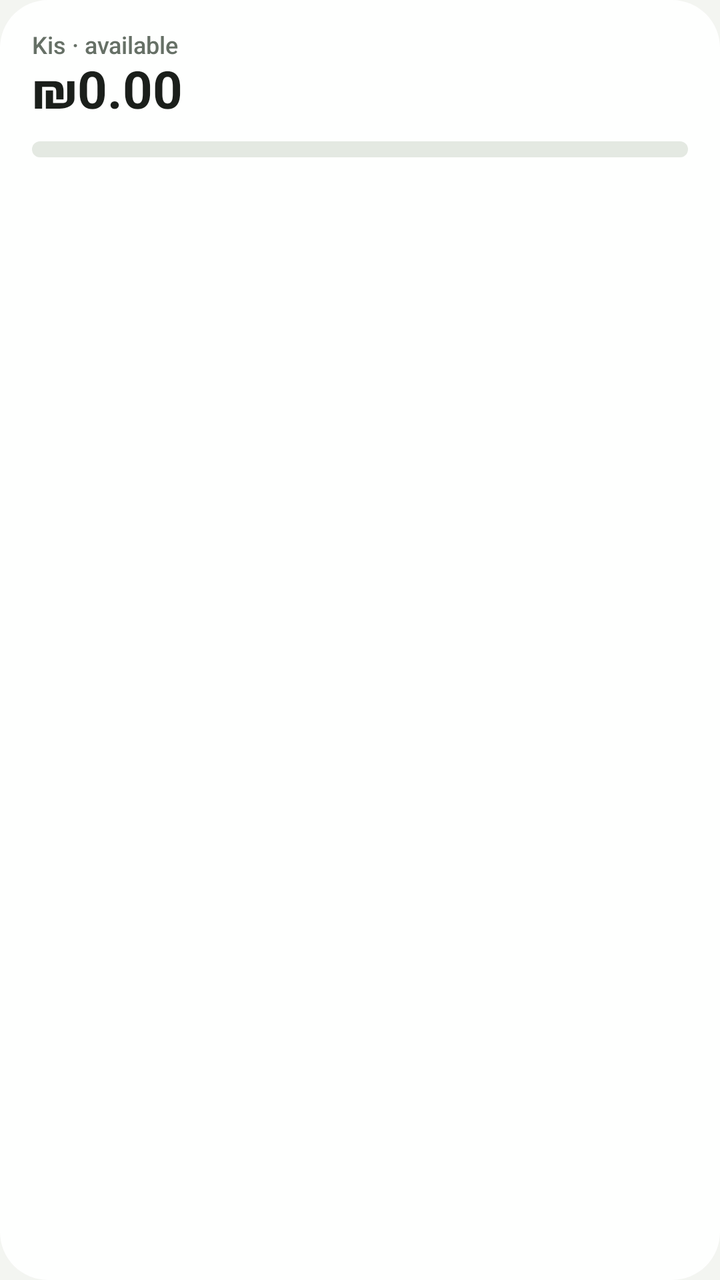
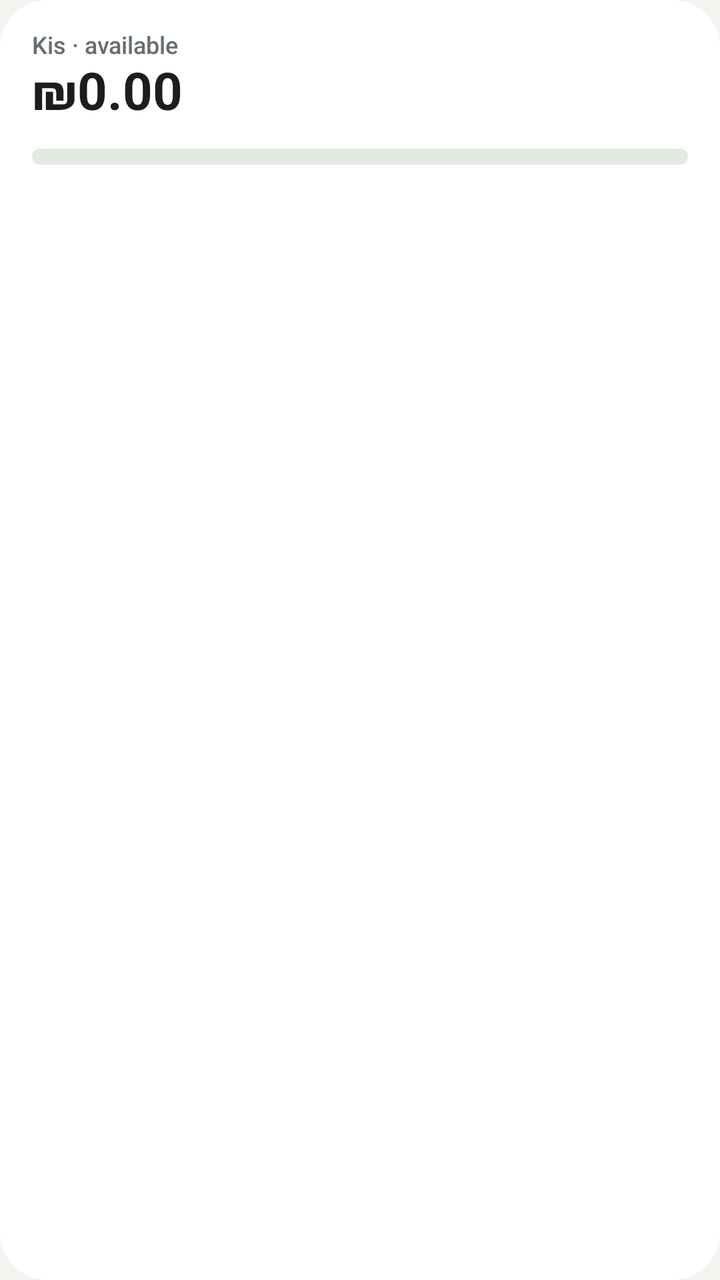

The first picture is an Android layout as it rendered before a commit; the second is the same layout after the commit. The layout source and the unified diff follow.
<!-- AndroidManifest.xml: application theme AppTheme -->
<!-- res/layout/widget_budget.xml -->
<?xml version="1.0" encoding="utf-8"?>
<LinearLayout xmlns:android="http://schemas.android.com/apk/res/android"
    android:id="@+id/widget_root"
    android:layout_width="match_parent"
    android:layout_height="match_parent"
    android:background="@drawable/widget_bg"
    android:orientation="vertical"
    android:paddingLeft="16dp"
    android:paddingTop="14dp"
    android:paddingRight="16dp"
    android:paddingBottom="12dp">

    <LinearLayout
        android:layout_width="match_parent"
        android:layout_height="wrap_content"
        android:gravity="bottom"
        android:orientation="horizontal">

        <LinearLayout
            android:layout_width="0dp"
            android:layout_height="wrap_content"
            android:layout_weight="1"
            android:orientation="vertical">

            <TextView
                android:layout_width="wrap_content"
                android:layout_height="wrap_content"
                android:fontFamily="sans-serif-medium"
                android:text="Kis · available"
                android:textColor="@color/text2"
                android:textSize="12sp" />

            <TextView
                android:id="@+id/widget_balance"
                android:layout_width="wrap_content"
                android:layout_height="wrap_content"
                android:fontFamily="sans-serif"
                android:includeFontPadding="false"
                android:maxLines="1"
                android:text="₪0.00"
                android:textColor="@color/text"
                android:textSize="26sp"
                android:textStyle="bold" />
        </LinearLayout>

        <TextView
            android:id="@+id/widget_next"
            android:layout_width="wrap_content"
            android:layout_height="wrap_content"
            android:layout_marginBottom="3dp"
            android:maxLines="1"
            android:textColor="@color/text2"
            android:textSize="12sp" />
    </LinearLayout>

    <FrameLayout
        android:layout_width="match_parent"
        android:layout_height="8dp"
        android:layout_marginTop="10dp">

        <ProgressBar
            android:id="@+id/widget_bar_ok"
            style="?android:attr/progressBarStyleHorizontal"
            android:layout_width="match_parent"
            android:layout_height="8dp"
            android:max="1000"
            android:maxHeight="8dp"
            android:minHeight="8dp"
            android:progressDrawable="@drawable/bar_ok" />

        <ProgressBar
            android:id="@+id/widget_bar_warn"
            style="?android:attr/progressBarStyleHorizontal"
            android:layout_width="match_parent"
            android:layout_height="8dp"
            android:max="1000"
            android:maxHeight="8dp"
            android:minHeight="8dp"
            android:progressDrawable="@drawable/bar_warn"
            android:visibility="gone" />

        <ProgressBar
            android:id="@+id/widget_bar_over"
            style="?android:attr/progressBarStyleHorizontal"
            android:layout_width="match_parent"
            android:layout_height="8dp"
            android:max="1000"
            android:maxHeight="8dp"
            android:minHeight="8dp"
            android:progressDrawable="@drawable/bar_over"
            android:visibility="gone" />
    </FrameLayout>

    <TextView
        android:id="@+id/widget_used"
        android:layout_width="match_parent"
        android:layout_height="wrap_content"
        android:layout_marginTop="5dp"
        android:maxLines="1"
        android:textColor="@color/text2"
        android:textSize="12sp" />

    <LinearLayout
        android:id="@+id/widget_list"
        android:layout_width="match_parent"
        android:layout_height="wrap_content"
        android:layout_marginTop="8dp"
        android:orientation="vertical" />

    <TextView
        android:id="@+id/widget_empty"
        android:layout_width="match_parent"
        android:layout_height="wrap_content"
        android:layout_marginTop="10dp"
        android:text="No expenses yet"
        android:textColor="@color/text2"
        android:textSize="12sp"
        android:visibility="gone" />
</LinearLayout>
<!-- resources referenced by this layout -->
<resources>
  <color name="text">#1B1F1B</color>
  <color name="text2">#667066</color>
  <!-- drawable bar_ok (drawable) -->
  <?xml version="1.0" encoding="utf-8"?>
  <layer-list xmlns:android="http://schemas.android.com/apk/res/android">
      <item android:id="@android:id/background">
          <shape>
              <corners android:radius="4dp" />
              <solid android:color="@color/track" />
          </shape>
      </item>
      <item android:id="@android:id/progress">
          <scale android:scaleWidth="100%">
              <shape>
                  <corners android:radius="4dp" />
                  <solid android:color="@color/accent" />
              </shape>
          </scale>
      </item>
  </layer-list>
  <!-- drawable bar_over (drawable) -->
  <?xml version="1.0" encoding="utf-8"?>
  <layer-list xmlns:android="http://schemas.android.com/apk/res/android">
      <item android:id="@android:id/background">
          <shape>
              <corners android:radius="4dp" />
              <solid android:color="@color/track" />
          </shape>
      </item>
      <item android:id="@android:id/progress">
          <scale android:scaleWidth="100%">
              <shape>
                  <corners android:radius="4dp" />
                  <solid android:color="@color/neg" />
              </shape>
          </scale>
      </item>
  </layer-list>
  <!-- drawable bar_warn (drawable) -->
  <?xml version="1.0" encoding="utf-8"?>
  <layer-list xmlns:android="http://schemas.android.com/apk/res/android">
      <item android:id="@android:id/background">
          <shape>
              <corners android:radius="4dp" />
              <solid android:color="@color/track" />
          </shape>
      </item>
      <item android:id="@android:id/progress">
          <scale android:scaleWidth="100%">
              <shape>
                  <corners android:radius="4dp" />
                  <solid android:color="@color/warn" />
              </shape>
          </scale>
      </item>
  </layer-list>
  <!-- drawable widget_bg (drawable) -->
  <?xml version="1.0" encoding="utf-8"?>
  <shape xmlns:android="http://schemas.android.com/apk/res/android" android:shape="rectangle">
      <solid android:color="@color/w_bg" />
      <corners android:radius="24dp" />
  </shape>
  <style name="AppTheme" parent="android:Theme.Material.Light.NoActionBar">
          <item name="android:colorPrimary">@color/brand</item>
          <item name="android:colorPrimaryDark">@color/brand</item>
          <item name="android:colorAccent">@color/brand</item>
      </style>
  <color name="track">#E4E9E2</color>
  <color name="accent">#2E7D32</color>
  <color name="neg">#C62828</color>
  <color name="warn">#E39A0E</color>
  <color name="w_bg">#F5FFFFFF</color>
  <color name="brand">#2E7D32</color>
</resources>

<!-- the commit's change to res/layout/widget_budget.xml (unified diff, before → after) -->
@@ -10,43 +10,42 @@
     android:paddingRight="16dp"
     android:paddingBottom="12dp">
 
+    <TextView
+        android:layout_width="match_parent"
+        android:layout_height="wrap_content"
+        android:fontFamily="sans-serif-medium"
+        android:maxLines="1"
+        android:text="Kis · available"
+        android:textColor="@color/text2"
+        android:textSize="12sp" />
+
     <LinearLayout
         android:layout_width="match_parent"
         android:layout_height="wrap_content"
         android:gravity="bottom"
         android:orientation="horizontal">
 
-        <LinearLayout
+        <TextView
+            android:id="@+id/widget_balance"
             android:layout_width="0dp"
-            android:layout_height="wrap_content"
+            android:layout_height="34dp"
             android:layout_weight="1"
-            android:orientation="vertical">
-
-            <TextView
-                android:layout_width="wrap_content"
-                android:layout_height="wrap_content"
-                android:fontFamily="sans-serif-medium"
-                android:text="Kis · available"
-                android:textColor="@color/text2"
-                android:textSize="12sp" />
-
-            <TextView
-                android:id="@+id/widget_balance"
-                android:layout_width="wrap_content"
-                android:layout_height="wrap_content"
-                android:fontFamily="sans-serif"
-                android:includeFontPadding="false"
-                android:maxLines="1"
-                android:text="₪0.00"
-                android:textColor="@color/text"
-                android:textSize="26sp"
-                android:textStyle="bold" />
-        </LinearLayout>
+            android:autoSizeMaxTextSize="26sp"
+            android:autoSizeMinTextSize="14sp"
+            android:autoSizeTextType="uniform"
+            android:fontFamily="sans-serif"
+            android:gravity="bottom|start"
+            android:includeFontPadding="false"
+            android:maxLines="1"
+            android:text="₪0.00"
+            android:textColor="@color/text"
+            android:textStyle="bold" />
 
         <TextView
             android:id="@+id/widget_next"
             android:layout_width="wrap_content"
             android:layout_height="wrap_content"
+            android:layout_marginStart="8dp"
             android:layout_marginBottom="3dp"
             android:maxLines="1"
             android:textColor="@color/text2"
